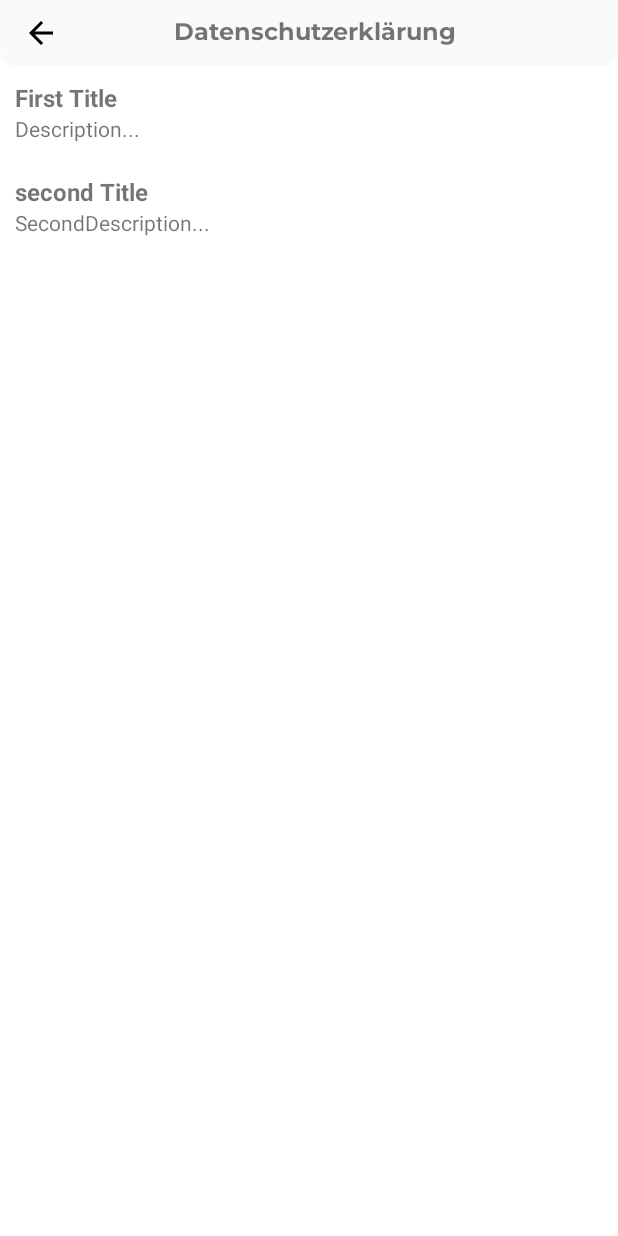
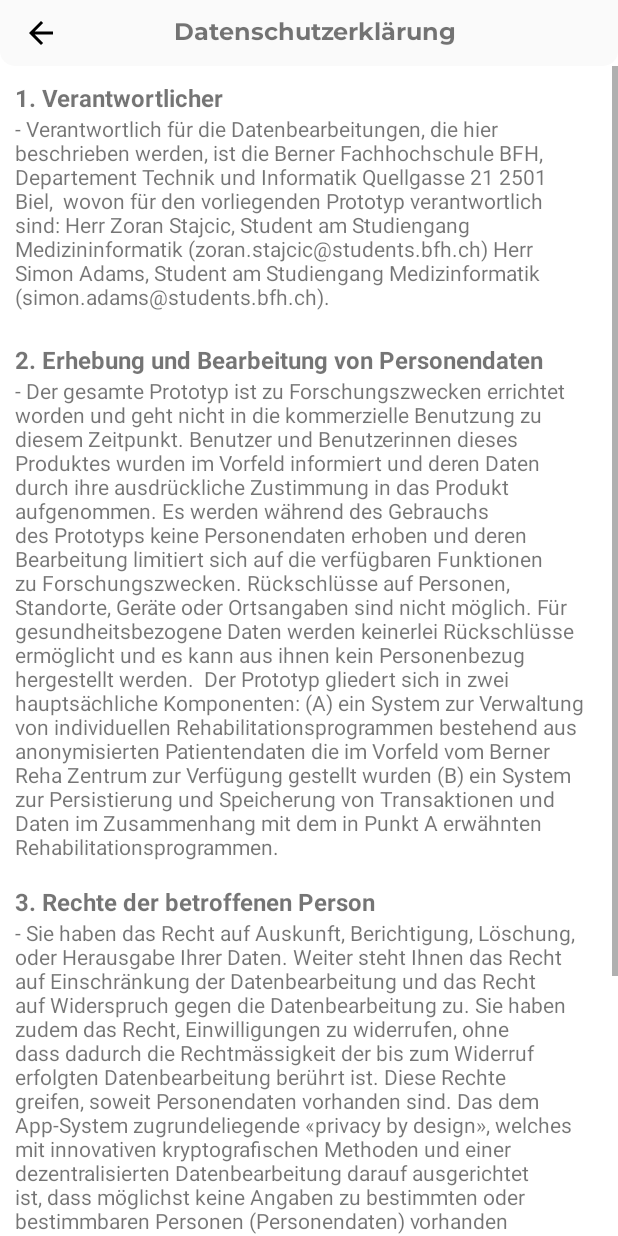
Before and after one commit to stajz1/CR-APP, an Android app: the Fragmenttermsandcon screen opened through its navigation route, on a phone screen of 412 x 824 dp. Run offline under Robolectric (Android 15) with nearby library versions, the phone set to English and light mode, and no system bars.

Commit message:
Fragment terms and con add text

```diff
--- a/app/src/main/res/layout/fragment_terms_and_con.xml
+++ b/app/src/main/res/layout/fragment_terms_and_con.xml
@@ -62,20 +62,22 @@
             <TextView
                 android:layout_width="wrap_content"
                 android:layout_height="wrap_content"
-                android:text="First Title"
+                android:text="1. Verantwortlicher"
                 android:textStyle="bold"
                 android:textSize="16sp"/>
 
             <TextView
                 android:layout_width="wrap_content"
                 android:layout_height="wrap_content"
-                android:text="Description...\n"
+                android:text="- Verantwortlich für die Datenbearbeitungen, die hier beschrieben werden, ist die Berner Fachhochschule BFH, Departement Technik und Informatik Quellgasse 21 2501 Biel,  wovon für den vorliegenden Prototyp verantwortlich sind: Herr Zoran Stajcic, Student am Studiengang Medizininformatik (zoran.stajcic@students.bfh.ch) Herr Simon Adams, Student am Studiengang Medizinformatik
+                (simon.adams@students.bfh.ch).
+                \n"
                 android:textSize="14sp"/>
 
             <TextView
                 android:layout_width="wrap_content"
                 android:layout_height="wrap_content"
-                android:text="second Title"
+                android:text="2. Erhebung und Bearbeitung von Personendaten"
                 android:textStyle="bold"
                 android:textSize="16sp"
                 android:layout_marginTop="5dp"/>
@@ -83,7 +85,27 @@
             <TextView
                 android:layout_width="wrap_content"
                 android:layout_height="wrap_content"
-                android:text="SecondDescription..."
+                android:text="-	Der gesamte Prototyp ist zu Forschungszwecken errichtet worden und geht nicht in die kommerzielle Benutzung zu diesem Zeitpunkt. Benutzer und Benutzerinnen dieses Produktes wurden im Vorfeld informiert und deren Daten durch ihre ausdrückliche Zustimmung in das Produkt aufgenommen. Es werden während des Gebrauchs des Prototyps keine Personendaten erhoben und deren Bearbeitung limitiert sich auf die verfügbaren Funktionen zu Forschungszwecken. Rückschlüsse auf Personen, Standorte, Geräte oder Ortsangaben sind nicht möglich. Für gesundheitsbezogene Daten werden keinerlei Rückschlüsse ermöglicht und es kann aus ihnen kein Personenbezug hergestellt werden.
+
+Der Prototyp gliedert sich in zwei hauptsächliche Komponenten:
+(A) ein System zur Verwaltung von individuellen Rehabilitationsprogrammen bestehend aus anonymisierten Patientendaten die im Vorfeld vom Berner Reha Zentrum zur Verfügung gestellt wurden
+(B) ein System zur Persistierung und Speicherung von Transaktionen und Daten im Zusammenhang mit dem in Punkt A erwähnten Rehabilitationsprogrammen.
+\n"
+                android:textSize="14sp"/>
+            <TextView
+                android:layout_width="wrap_content"
+                android:layout_height="wrap_content"
+                android:text="3. Rechte der betroffenen Person "
+                android:textStyle="bold"
+                android:textSize="16sp"/>
+
+            <TextView
+                android:layout_width="wrap_content"
+                android:layout_height="wrap_content"
+                android:text="-	Sie haben das Recht auf Auskunft, Berichtigung, Löschung, oder Herausgabe Ihrer Daten. Weiter steht Ihnen das Recht auf Einschränkung der Datenbearbeitung und das Recht auf Widerspruch gegen die Datenbearbeitung zu. Sie haben zudem das Recht, Einwilligungen zu widerrufen, ohne dass dadurch die Rechtmässigkeit der bis zum Widerruf erfolgten Datenbearbeitung berührt ist. Diese Rechte greifen, soweit Personendaten vorhanden sind. Das dem App-System zugrundeliegende «privacy by design», welches mit innovativen kryptografischen Methoden und einer dezentralisierten Datenbearbeitung darauf ausgerichtet ist, dass möglichst keine Angaben zu bestimmten oder bestimmbaren Personen (Personendaten) vorhanden sind, verhindert dies jedoch weitestmöglich. Aus diesem Grund ist es der BFH beispielsweise nicht möglich, Auskunft über die zu einer bestimmten Person erfassten Annährungsereignisse zu erteilen oder diese Daten zu korrigieren. Die BFH kann diese Daten nicht einsehen, da sie lediglich auf den Mobiltelefonen gespeichert werden.
+-	Die Ausübung der Rechte setzt voraus, dass Sie Ihre Identität eindeutig nachweisen (z.B. durch eine Ausweiskopie). Zur Geltendmachung Ihrer Rechte können Sie die BFH unter der in Ziffer 1 angegebenen Adresse kontaktieren.
+-	Im Falle datenschutzrechtlicher Verstösse können Sie sich an die zuständige Datenschutzaufsichtsbehörde wenden oder die Rechtswege nach Datenschutzgesetzgebung beschreiten.
+\n"
                 android:textSize="14sp"/>
 
         </LinearLayout>
```
